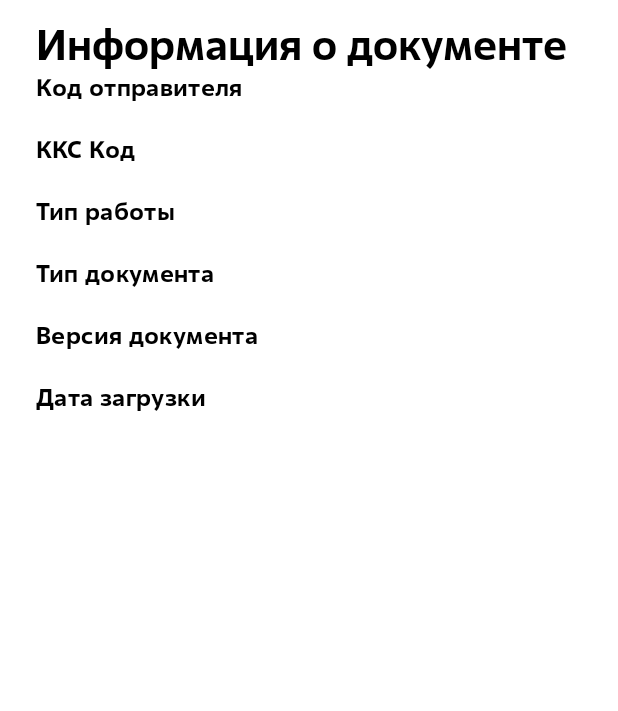
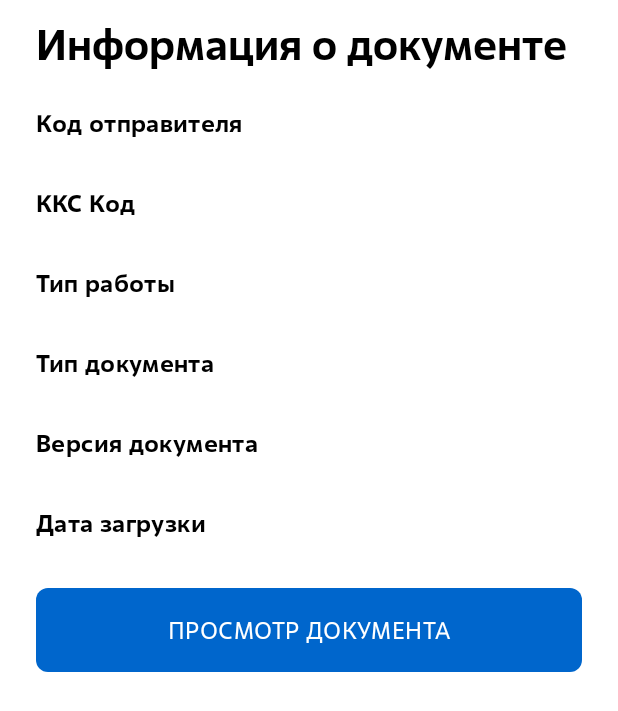
Before and after one commit to mrInsaf/DocumentScanner, an Android app built with Jetpack Compose: the composable DocumentDetailsScreen called with empty values, on a phone screen of 412 x 824 dp. Shown: the top 711 px of the screen. Run offline under Robolectric (Android 15) with nearby library versions, the phone set to English and light mode, and no system bars; 4 statements that could not run were skipped.

Commit message:
Поправил UI в DocumentDetailsScreen.kt, добавил кнопку открытия документа

```diff
--- a/feature_document_details/src/main/java/com/mrinsaf/feature_document_details/ui/components/DocumentDetailItem.kt
+++ b/feature_document_details/src/main/java/com/mrinsaf/feature_document_details/ui/components/DocumentDetailItem.kt
@@ -1,14 +1,26 @@
 package com.mrinsaf.feature_document_details.ui.components
 
+import androidx.compose.foundation.layout.Arrangement
 import androidx.compose.foundation.layout.Column
+import androidx.compose.foundation.layout.Row
+import androidx.compose.foundation.layout.Spacer
+import androidx.compose.foundation.layout.fillMaxWidth
+import androidx.compose.foundation.layout.padding
+import androidx.compose.foundation.layout.width
 import androidx.compose.material3.MaterialTheme
 import androidx.compose.material3.Text
 import androidx.compose.runtime.Composable
+import androidx.compose.ui.Modifier
 import androidx.compose.ui.text.font.FontWeight
+import androidx.compose.ui.unit.dp
 
 @Composable
 fun DocumentDetailItem(title: String, value: String) {
-    Column {
+    Column (
+        modifier = Modifier
+            .fillMaxWidth()
+            .padding(bottom = 12.dp)
+    ) {
         Text(
             text = title,
             style = MaterialTheme.typography.bodyMedium,
--- a/feature_document_details/src/main/java/com/mrinsaf/feature_document_details/ui/screens/DocumentDetailsScreen.kt
+++ b/feature_document_details/src/main/java/com/mrinsaf/feature_document_details/ui/screens/DocumentDetailsScreen.kt
@@ -1,11 +1,18 @@
 package com.mrinsaf.feature_document_details.ui.screens
 
+import androidx.compose.foundation.layout.Arrangement
 import androidx.compose.foundation.layout.Column
+import androidx.compose.foundation.layout.Spacer
 import androidx.compose.foundation.layout.fillMaxSize
+import androidx.compose.foundation.layout.fillMaxWidth
+import androidx.compose.foundation.layout.height
 import androidx.compose.foundation.rememberScrollState
 import androidx.compose.foundation.verticalScroll
 import androidx.compose.runtime.Composable
+import androidx.compose.ui.Alignment
 import androidx.compose.ui.Modifier
+import androidx.compose.ui.unit.dp
+import com.mrinsaf.core.ui.components.MainButton
 import com.mrinsaf.core.ui.screens.BasicScreen
 import com.mrinsaf.feature_document_details.ui.components.DocumentDetailItem
 
@@ -21,6 +28,7 @@ fun DocumentDetailsScreen(
     BasicScreen(
         title = "Информация о документе"
     ) {
+        Spacer(Modifier.height(24.dp))
         Column(
             modifier = Modifier
                 .fillMaxSize()
@@ -37,6 +45,16 @@ fun DocumentDetailsScreen(
             DocumentDetailItem(title = "Версия документа", value = documentVersion)
 
             DocumentDetailItem(title = "Дата загрузки", value = uploadDate)
+
+            Column(
+                horizontalAlignment = Alignment.CenterHorizontally,
+                modifier = Modifier.fillMaxWidth()
+            ) {
+                MainButton(
+                    text = "ПРОСМОТР ДОКУМЕНТА",
+                    onClick = {println("yo")}
+                )
+            }
         }
     }
 }
```
